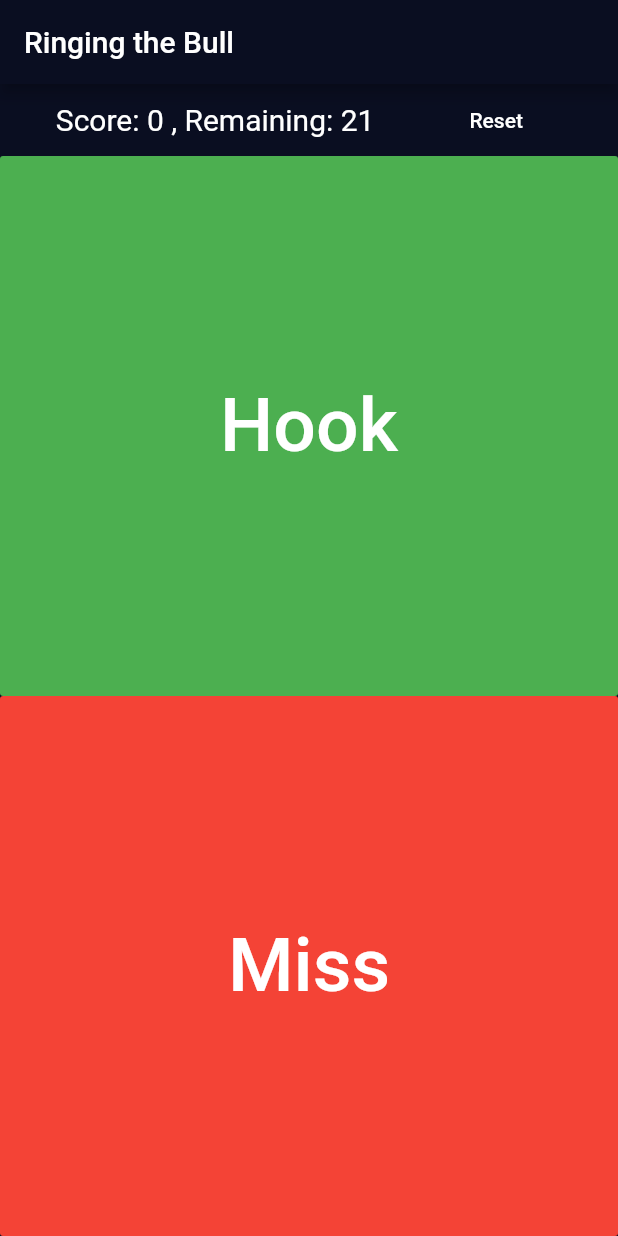
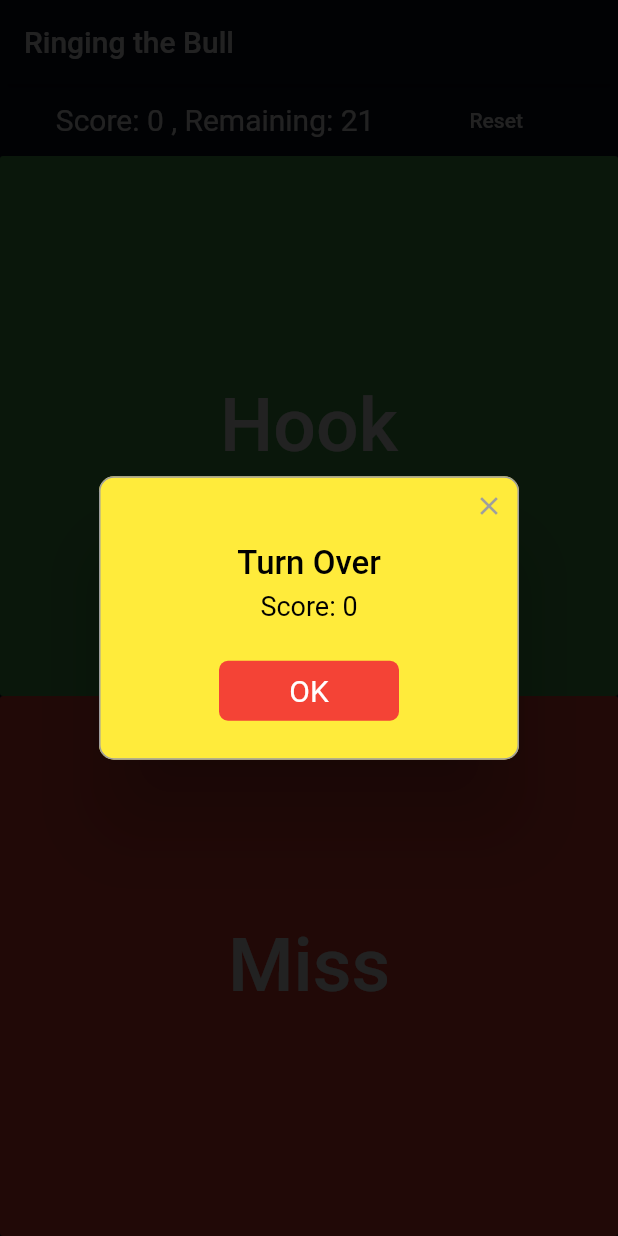
Before and after one commit to mampersat/RingingTheBull, a Flutter app: the screen it shows after launch, after a tap on "Reset", on a phone screen of 412 x 824 dp. Run offline on Flutter 3.47's test engine with Material 2 defaults, Android fonts, the phone set to English and light mode, and no system bars; drawn by our look-alikes of rflutter_alert.

Commit message:
turn over functionality

```diff
--- a/lib/score_keeper.dart
+++ b/lib/score_keeper.dart
@@ -20,6 +20,8 @@ class ScoreKeeper {
     remaining--;
   }
 
+  bool turnOver() => remaining == 0;
+
   String currentState() {
     return 'Score: ${score.toString()} , Remaining: ${remaining.toString()}';
   }
--- a/lib/screens/play_screen.dart
+++ b/lib/screens/play_screen.dart
@@ -1,4 +1,5 @@
 import 'package:flutter/material.dart';
+import 'package:rflutter_alert/rflutter_alert.dart';
 import 'constants.dart';
 import 'package:ringingthebull/score_keeper.dart';
 
@@ -9,6 +10,29 @@ class PlayScreen extends StatefulWidget {
 
 class _PlayScreenState extends State<PlayScreen> {
   ScoreKeeper score = ScoreKeeper();
+
+  void turnOver() {
+    Alert(
+      context: context,
+      title: 'Turn Over',
+      desc: 'Score: ${score.score}',
+      style: AlertStyle(
+        backgroundColor: Colors.yellow,
+      ),
+      buttons: [
+        DialogButton(
+          child: Text(
+            "OK",
+            style: TextStyle(color: Colors.white, fontSize: 20),
+          ),
+          onPressed: () => Navigator.pop(context),
+          color: Colors.red,
+          width: 120,
+        )
+      ],
+    ).show();
+    score.reset();
+  }
 
   @override
   Widget build(BuildContext context) {
@@ -29,7 +53,8 @@ class _PlayScreenState extends State<PlayScreen> {
               FlatButton(
                 onPressed: () {
                   setState(() {
-                    score.reset();
+                    //turnOver();
+                    turnOver();
                   });
                 },
                 child: Text('Reset'),
@@ -42,6 +67,7 @@ class _PlayScreenState extends State<PlayScreen> {
               onPressed: () {
                 setState(() {
                   score.hook();
+                  if (score.turnOver()) turnOver();
                 });
               },
               child: Text(
@@ -56,6 +82,7 @@ class _PlayScreenState extends State<PlayScreen> {
             onPressed: () {
               setState(() {
                 score.miss();
+                if (score.turnOver()) turnOver();
               });
             },
             child: Text(
--- a/pubspec.yaml
+++ b/pubspec.yaml
@@ -28,6 +28,7 @@ dependencies:
   # The following adds the Cupertino Icons font to your application.
   # Use with the CupertinoIcons class for iOS style icons.
   cupertino_icons: ^0.1.3
+  rflutter_alert: ^1.0.3
 
 dev_dependencies:
   flutter_test:
```
Also changed, not shown: pubspec.lock.
